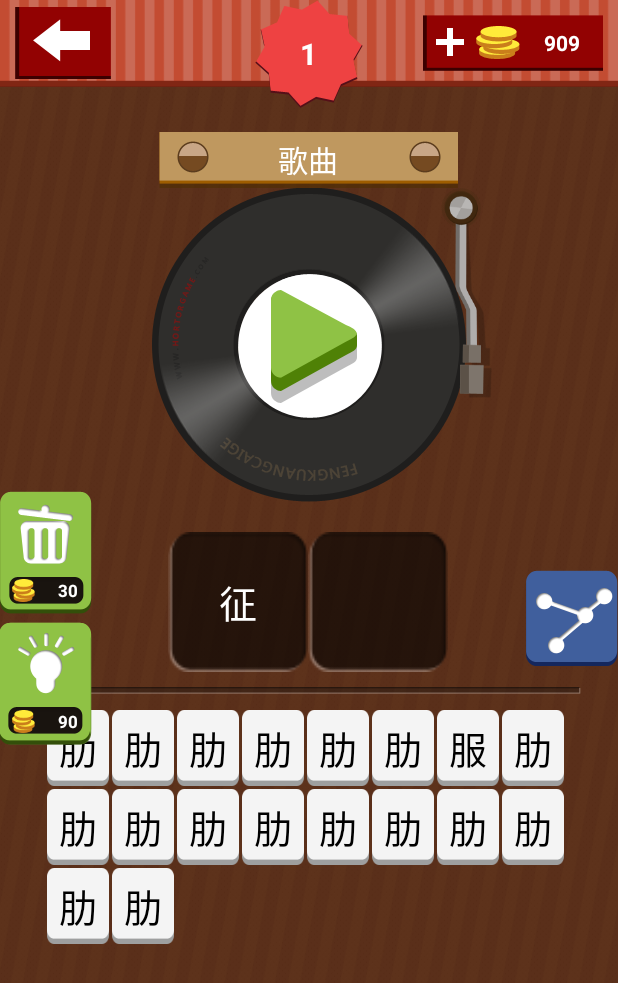
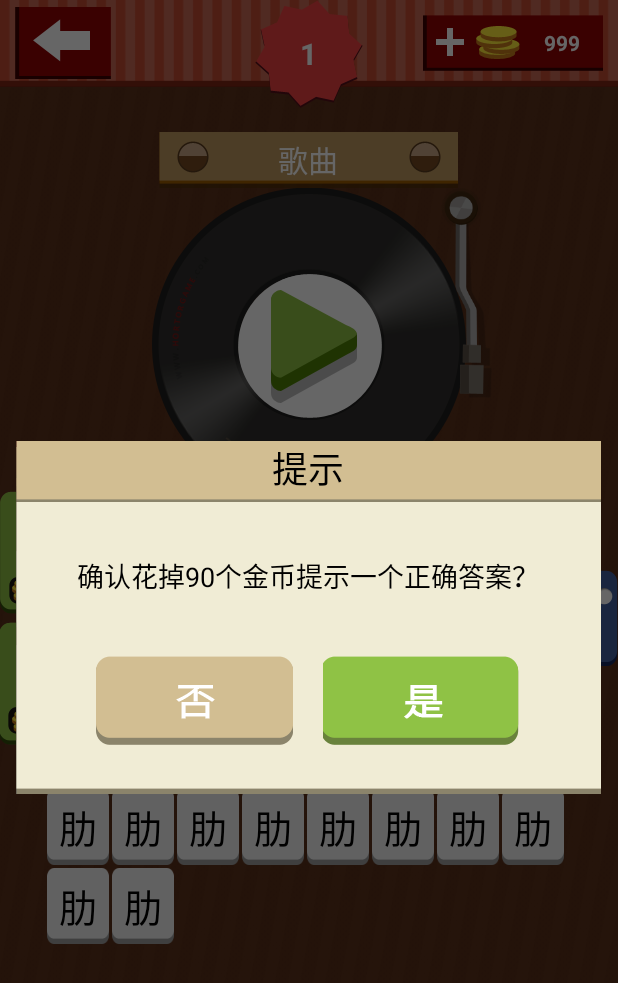
Before and after one commit to wukong696/GuessMusic, an Android app: the screen it shows after launch (MainActivity), after a tap on an icon or button, on a phone screen of 412 x 824 dp. Shown: the top 983 px of the screen. Run offline under Robolectric (Android 15) with nearby library versions, the phone set to English and light mode, and no system bars.

Commit message:
实现自定义界面的对话框提示功能

```diff
--- a/app/src/main/java/com/example/yue/gm/AllPassView.java
+++ b/app/src/main/java/com/example/yue/gm/AllPassView.java
@@ -3,6 +3,7 @@ package com.example.yue.gm;
 import android.app.Activity;
 import android.os.Bundle;
 import android.support.annotation.Nullable;
+import android.widget.FrameLayout;
 
 public class AllPassView extends Activity{
 
@@ -10,5 +11,9 @@ public class AllPassView extends Activity{
     protected void onCreate(@Nullable Bundle bundle) {
         super.onCreate(bundle);
         setContentView(R.layout.all_pass_view);
+
+        //隐藏头上就爱哦的金币按钮
+        FrameLayout view = (FrameLayout)findViewById(R.id.layout_bar_coin);
+        view.setVisibility(view.INVISIBLE);
     }
 }
--- a/app/src/main/java/com/example/yue/gm/MainActivity.java
+++ b/app/src/main/java/com/example/yue/gm/MainActivity.java
@@ -21,6 +21,7 @@ import java.util.Timer;
 import java.util.TimerTask;
 
 import data.Const;
+import model.IAlertDialogButtonListener;
 import model.IWordButtonClickListener;
 import model.Song;
 import model.WordButton;
@@ -35,8 +36,12 @@ public class MainActivity extends Activity  implements IWordButtonClickListener{
     private final static int STATUS_ANSWER_RIGHT =1;
     private final static int STATUS_ANSWER_WEONG =2;
     private final static int STATUS_ANSWER_LACK =3;
-
+    //闪烁次数
     private final static int SPASH_TIMES = 6;
+    //提示框用到的id
+    public final static int ID_DIALOG_DELETE_WORD = 1;
+    public final static int ID_DIALOG_TIP_ANSWER = 2;
+    public final static int ID_DIALOG_LACK_COINS = 3;
 
     //当前金币的数量
     private int mCurrentCoins = Const.TOTAL_COINS;
@@ -559,11 +564,13 @@ public class MainActivity extends Activity  implements IWordButtonClickListener{
                 tipWord = true;
 
                 //减少金币数量
-                if(handleCoins(-getTipCoins())){
+                if(!handleCoins(-getTipCoins())){
                     //金币数量不够的时候显示对话框，提示金币数量不够
+                    showConfirmDialog(ID_DIALOG_LACK_COINS);
                     return;
                 }
                 break;
+
             }
         }
         //没有找到可以填充的答案的控件
@@ -581,6 +588,7 @@ public class MainActivity extends Activity  implements IWordButtonClickListener{
         //减少金币
         if (!handleCoins(-getDeleteWordCoins())){
             //金币不够，显示提示对话框
+            showConfirmDialog(ID_DIALOG_LACK_COINS);
               return;
         }
 
@@ -668,7 +676,7 @@ public class MainActivity extends Activity  implements IWordButtonClickListener{
             @Override
             public void onClick(View v) {
 
-                deleteOneWord();
+                showConfirmDialog(ID_DIALOG_DELETE_WORD);
             }
         });
     }
@@ -680,12 +688,62 @@ public class MainActivity extends Activity  implements IWordButtonClickListener{
         button.setOnClickListener(new View.OnClickListener() {
             @Override
             public void onClick(View v) {
-                tipAnswer();
+                showConfirmDialog(ID_DIALOG_TIP_ANSWER);
 
             }
         });
 
     }
 
+    //自定义AlertDIalog事件响应
+    //删除错误答案道具对话框
+    private IAlertDialogButtonListener mBtnOkDeleteWordListener =
+            new IAlertDialogButtonListener() {
+                @Override
+                public void onClick() {
+                    //执行
+                    deleteOneWord();
+
+                }
+            };
+    //答案提示道具对话框
+    private IAlertDialogButtonListener mBtnOkTipAnswerListener =
+            new IAlertDialogButtonListener() {
+                @Override
+                public void onClick() {
+                    //执行
+                    tipAnswer();
+
+                }
+            };
+    //金币不足
+    private IAlertDialogButtonListener mBtnOkLackCoinsListener =
+            new IAlertDialogButtonListener() {
+                @Override
+                public void onClick() {
+                    //执行
+
+
+                }
+            };
+
+    //显示对话框方法
+    private void showConfirmDialog(int id){
+        switch (id){
+            case ID_DIALOG_DELETE_WORD:
+                Util.showDialog(MainActivity.this,"确认花掉" +getDeleteWordCoins() + "个金币去掉一个错误答案？",mBtnOkDeleteWordListener);
+                break;
+            case ID_DIALOG_TIP_ANSWER:
+                Util.showDialog(MainActivity.this,"确认花掉" +getTipCoins() + "个金币提示一个正确答案？",mBtnOkTipAnswerListener);
+
+                break;
+            case ID_DIALOG_LACK_COINS:
+                Util.showDialog(MainActivity.this,"金币不足",mBtnOkLackCoinsListener);
+
+                break;
+        }
+
+    }
+
 
 }
--- /dev/null
+++ b/app/src/main/java/model/IAlertDialogButtonListener.java
@@ -0,0 +1,7 @@
+package model;
+
+public interface IAlertDialogButtonListener {
+
+    public void onClick();
+
+}
--- a/app/src/main/java/util/Util.java
+++ b/app/src/main/java/util/Util.java
@@ -1,12 +1,22 @@
 package util;
 
 import android.app.Activity;
+import android.app.AlertDialog;
 import android.content.Context;
 import android.content.Intent;
 import android.view.LayoutInflater;
 import android.view.View;
+import android.widget.ImageButton;
+import android.widget.TextView;
+
+import com.example.yue.gm.R;
+
+import model.IAlertDialogButtonListener;
 
 public class Util {
+
+    private static AlertDialog mAlertDialog;
+
 //动态载入界面需要用到inflater
     public static View getView(Context context,int layoutId){
         LayoutInflater inflater = (LayoutInflater)context.getSystemService(Context.LAYOUT_INFLATER_SERVICE);
@@ -26,4 +36,54 @@ public class Util {
 
     }
 
+    //显示自定义对话框
+    public static void showDialog(Context context, String message, final IAlertDialogButtonListener listener){
+        View dialogView = null;
+        AlertDialog.Builder builder = new AlertDialog.Builder(context,R.style.Theme_Transparent);
+
+        dialogView = getView(context, R.layout.dialog_view);
+
+        ImageButton btnOkView = (ImageButton)dialogView.findViewById(R.id.btn_dialog_ok);
+        ImageButton btnCancelView = (ImageButton)dialogView.findViewById(R.id.btn_dialog_concel);
+
+        TextView textMessageView = (TextView)dialogView.findViewById(R.id.text_dialog_message);
+
+        textMessageView.setText(message);
+
+        btnOkView.setOnClickListener(new View.OnClickListener() {
+            @Override
+            public void onClick(View v) {
+                //关闭对话框
+                if(mAlertDialog != null){
+                    mAlertDialog.cancel();
+                }
+                //事件回调
+                if(listener != null){
+                    listener.onClick();
+                }
+
+
+
+            }
+        });
+
+        btnCancelView.setOnClickListener(new View.OnClickListener() {
+            @Override
+            public void onClick(View v) {
+                //关闭对话框
+                if(mAlertDialog != null){
+                    mAlertDialog.cancel();
+                }
+
+            }
+        });
+
+        //为dialog设置view
+        builder.setView(dialogView);
+        mAlertDialog = builder.create();
+
+        //显示对话框
+        mAlertDialog.show();
+    }
+
 }
--- /dev/null
+++ b/app/src/main/res/drawable/concel_button_icon.xml
@@ -0,0 +1,6 @@
+<?xml version="1.0" encoding="utf-8"?>
+<selector xmlns:android="http://schemas.android.com/apk/res/android">
+    <item android:state_pressed="true" android:drawable="@drawable/buytip_cancel_sel"/>
+    <item android:drawable="@drawable/buytip_cancel"/>
+
+</selector>
--- /dev/null
+++ b/app/src/main/res/drawable/ok_button_icon.xml
@@ -0,0 +1,5 @@
+<?xml version="1.0" encoding="utf-8"?>
+<selector xmlns:android="http://schemas.android.com/apk/res/android">
+        <item android:state_pressed="true" android:drawable="@drawable/buytip_ok_sel"/>
+        <item android:drawable="@drawable/buytip_ok"/>
+</selector>
--- /dev/null
+++ b/app/src/main/res/layout/dialog_view.xml
@@ -0,0 +1,49 @@
+<?xml version="1.0" encoding="utf-8"?>
+<LinearLayout xmlns:android="http://schemas.android.com/apk/res/android"
+    android:layout_width="match_parent"
+    android:layout_height="match_parent"
+    android:background="@drawable/buytip_bg"
+    android:gravity="center_horizontal"
+    android:orientation="vertical">
+
+    <TextView
+        android:id="@+id/textView1"
+        android:layout_width="wrap_content"
+        android:layout_height="wrap_content"
+        android:text="提示"
+        android:textColor="#000"
+        android:textSize="24sp"/>
+
+    <TextView
+        android:id="@+id/text_dialog_message"
+        android:layout_width="wrap_content"
+        android:layout_height="wrap_content"
+        android:paddingLeft="10dp"
+        android:paddingRight="10dp"
+        android:layout_marginBottom="40dp"
+        android:layout_marginTop="40dp"
+        android:text=""
+        android:textColor="#000"
+        android:textSize="18sp" />
+
+    <LinearLayout
+        android:layout_width="match_parent"
+        android:layout_height="wrap_content"
+        android:gravity="center_horizontal">
+
+        <ImageButton
+            android:id="@+id/btn_dialog_concel"
+            android:layout_width="wrap_content"
+            android:layout_height="wrap_content"
+            android:layout_marginRight="20dp"
+            android:background="@drawable/concel_button_icon"/>
+
+        <ImageButton
+            android:id="@+id/btn_dialog_ok"
+            android:layout_width="wrap_content"
+            android:layout_height="wrap_content"
+            android:background="@drawable/ok_button_icon"/>
+    </LinearLayout>
+
+
+</LinearLayout>
--- a/app/src/main/res/values/styles.xml
+++ b/app/src/main/res/values/styles.xml
@@ -9,4 +9,11 @@
 
     </style>
 
+    <style name="Theme.Transparent" parent="Theme.AppCompat.Light.Dialog">
+        <item name="android:windowIsTranslucent">true</item>
+        <item name="android:windowBackground">@android:color/transparent</item>
+        <item name="android:windowContentOverlay">@null</item>
+        <item name="windowNoTitle">true</item>
+    </style>
+
 </resources>
```
